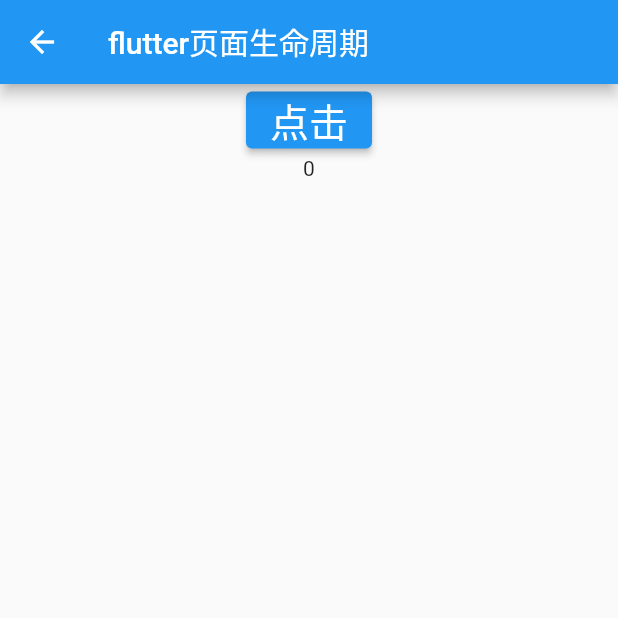
After one commit to phggg/flutterLearn, a Flutter app: the WidgetLifecycle screen opened by its route, on a phone screen of 412 x 824 dp, the top half of it. The commit adds this screen. Run offline on Flutter 3.47's test engine with Material 2 defaults, Android fonts, the phone set to English and light mode, and no system bars; missing offline and left inert: flutter_color_plugin.

Commit message:
update 20210314

```diff
--- /dev/null
+++ b/lib/flutter_widget_lifecycle.dart
@@ -0,0 +1,97 @@
+import 'package:flutter/material.dart';
+
+/// Flutter Widget的生命周期重点讲解StatefulWidget的生命周期
+/// 因为无状态的widget StateLessWidget只有createElement与build两个生命周期方法
+/// StatefulWidget的生命周期方法按照时期不同可以分为三组
+/// 1.初始化时期
+/// createState、initState
+/// 2.更新期间
+/// didChangeDependencies、build、didUpdateWidget
+/// 3.销毁期
+/// deactivate、dispose
+
+class WidgetLifecycle extends StatefulWidget {
+  /// 当我们构建一个新的StatefulWidget时，createState会立刻调用
+  /// 并且createState必须重写
+  @override
+  _WidgetLifecycleState createState() => _WidgetLifecycleState();
+}
+
+class _WidgetLifecycleState extends State<WidgetLifecycle> {
+  int _count = 0;
+
+  @override
+  void initState() {
+    // TODO: implement initState
+    print('---initState---');
+    super.initState();
+  }
+
+  /// 当依赖的State对象改变时会调用：
+  /// a.在第一次构建widget时，在initState()之后立即调用此方法；
+  /// b.如果StatefulWidgets依赖于InheritedWidget，那么当当前的State所依赖的InheritedWidget中的变量改变时会再次调用
+  @override
+  void didChangeDependencies() {
+    // TODO: implement didChangeDependencies
+    print('---didChangeDependencies---');
+    super.didChangeDependencies();
+  }
+
+  /// 不常用到，当父组件需要重新绘制时才会调用
+  /// 该方法携带一个oldWidget，可以将其与当前的widget进行对比以便进行一些额外的逻辑
+  /// if(oldWidget.xxx != widget.xxx) ...
+  @override
+  void didUpdateWidget(covariant WidgetLifecycle oldWidget) {
+    // TODO: implement didUpdateWidget
+    print('---didUpdateWidget---');
+    super.didUpdateWidget(oldWidget);
+  }
+
+  /// 很少使用，在组件被移除时调用
+  /// 在dispose之前调用
+  @override
+  void deactivate() {
+    // TODO: implement deactivate
+    super.deactivate();
+  }
+
+  /// 常用，组件被销毁时调用
+  /// 通常在该方法中执行一些资源的释放工作，比如监听器的写在，channel的销毁等
+  @override
+  void dispose() {
+    // TODO: implement dispose
+    super.dispose();
+  }
+
+  /// 这是一个必须实现的方法，在这里实现要呈现的页面内容
+  /// 它会在didChangeDependencies之后立即调用
+  /// 另外当调用setState后也会再次调用该方法
+  @override
+  Widget build(BuildContext context) {
+    print('---build---');
+    return Scaffold(
+      appBar: AppBar(
+        title: Text('flutter页面生命周期'),
+        leading: BackButton(),
+      ),
+      body: Center(
+        child: Column(
+          children: <Widget>[
+            ElevatedButton(
+              child: Text(
+                '点击',
+                style: TextStyle(fontSize: 26),
+              ),
+              onPressed: () {
+                setState(() {
+                  _count++;
+                });
+              }
+            ),
+            Text('$_count')
+          ],
+        ),
+      ),
+    );
+  }
+}
--- a/lib/main.dart
+++ b/lib/main.dart
@@ -7,6 +7,8 @@ import 'package:flutter_app/plugin_use.dart';
 import 'package:flutter_app/res_page.dart';
 import 'package:flutter_app/statefull_group_page.dart';
 
+import 'app_lifecycle.dart';
+import 'flutter_widget_lifecycle.dart';
 import 'gesture_page.dart';
 
 void main() {
@@ -21,6 +23,7 @@ class MyApp extends StatelessWidget {
       title: 'Flutter Demo',
       theme: ThemeData(
         primarySwatch: Colors.blue,
+        // brightness: Brightness.dark, // 夜间模式
         visualDensity: VisualDensity.adaptivePlatformDensity,
       ),
       home: Scaffold(
@@ -36,6 +39,8 @@ class MyApp extends StatelessWidget {
         'plugin': (BuildContext context) => PluginUse(),
         'gesture': (BuildContext context) => GesturePage(),
         'res': (BuildContext context) => ResPage(),
+        'widgetLifecycle': (BuildContext context) => WidgetLifecycle(),
+        'AppLifecycle': (BuildContext context) => AppLifecycle(),
       },
     );
   }
@@ -69,6 +74,8 @@ class _RouteNavigator extends State<RouteNavigator> {
           _item('Plugin插件', PluginUse(), 'plugin'),
           _item('如何检测用户手势以及处理点击事件', GesturePage(), 'gesture'),
           _item('如何导入和使用flutter的资源文件', ResPage(), 'res'),
+          _item('flutter页面的生命周期', WidgetLifecycle(), 'widgetLifecycle'),
+          _item('flutter应用的生命周期', AppLifecycle(), 'AppLifecycle'),
         ],
       ),
     );
--- a/pubspec.yaml
+++ b/pubspec.yaml
@@ -29,6 +29,7 @@ dependencies:
   # Use with the CupertinoIcons class for iOS style icons.
   cupertino_icons: ^1.0.0
   flutter_color_plugin: ^0.0.2
+  url_launcher: ^6.0.2
 
 dev_dependencies:
   flutter_test:
```
Also changed, not shown: lib/app_lifecycle.dart (added, +57 -0 lines), lib/plugin_use.dart (+58 -23 lines), 5 other files.
